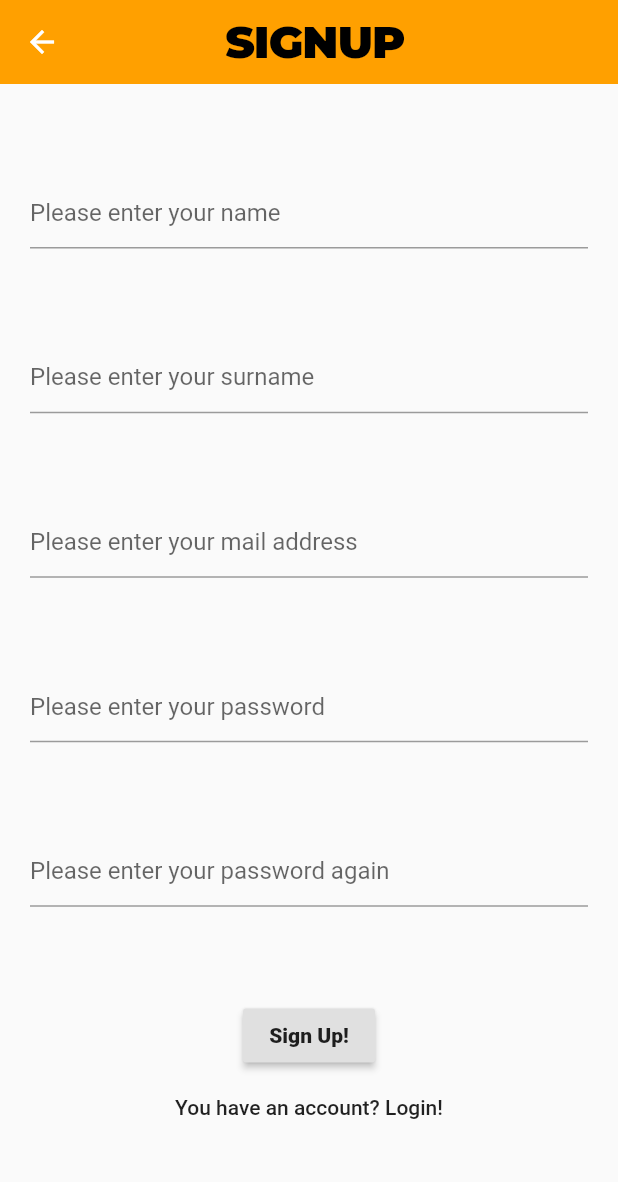
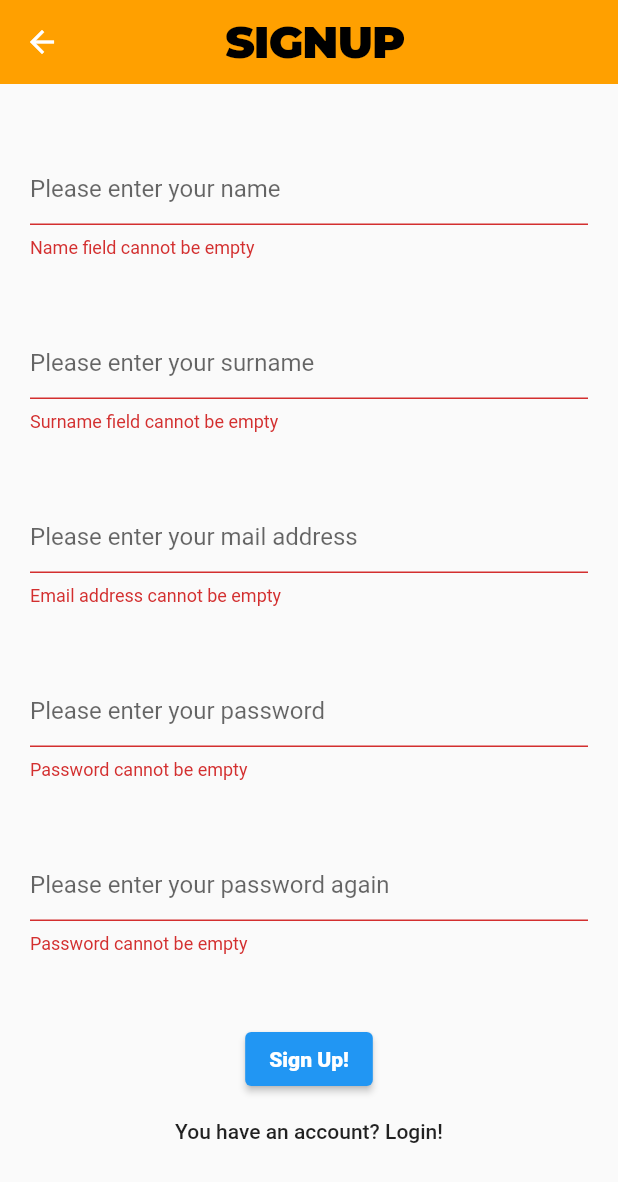
Before and after one commit to oytunkuday/campSU, a Flutter app: the SignUp screen opened by its route, after a tap on "Sign Up!", on a phone screen of 412 x 824 dp. Shown: the top 1182 px of the screen. Run offline on Flutter 3.47's test engine with Material 2 defaults, Android fonts, the light colour scheme and no system bars; our stand-ins replace email_validator, google_fonts, video_player; missing offline and left inert: dart:ffi; network calls fail.

Commit message:
Log.in ve sign.up sayfalarının rütuşları yapıldı

```diff
--- a/lib/routes/signup.dart
+++ b/lib/routes/signup.dart
@@ -1,8 +1,11 @@
+import 'package:email_validator/email_validator.dart';
 import 'package:flutter/material.dart';
 import 'package:campsu/utils/colors.dart';
 import 'package:campsu/utils/styles.dart';
 import 'package:campsu/utils/dimensions.dart';
 import 'package:campsu/pages/home_page.dart';
+
+import '../pages/root_app.dart';
 
 class SignUp extends StatefulWidget {
   @override
@@ -48,8 +51,9 @@ class _SignUpState extends State<SignUp> {
                   ),
                   hintText: "Please enter your name",
                 ),
-                validator: (String? value) {
-                  if (value!.isEmpty) {
+                validator: (value) {
+                  if (value != null && value.trim().isEmpty) {
+                    return "Name field cannot be empty";
                   } else {
                     return null;
                   }
@@ -65,8 +69,9 @@ class _SignUpState extends State<SignUp> {
                   ),
                   hintText: "Please enter your surname",
                 ),
-                validator: (String? value) {
-                  if (value!.isEmpty) {
+                validator: (value) {
+                  if (value != null && value.trim().isEmpty) {
+                    return "Surname field cannot be empty";
                   } else {
                     return null;
                   }
@@ -76,14 +81,18 @@ class _SignUpState extends State<SignUp> {
                 },
               ),
               TextFormField(
+                keyboardType: TextInputType.emailAddress,
                 decoration: const InputDecoration(
                   focusedBorder: OutlineInputBorder(
                     borderSide: BorderSide(),
                   ),
                   hintText: "Please enter your mail address",
                 ),
-                validator: (String? value) {
-                  if (value!.isEmpty) {
+                validator: (value) {
+                  if (value != null && value.trim().isEmpty) {
+                    return "Email address cannot be empty";
+                  } else if (!EmailValidator.validate(value!)) {
+                    return "please enter a valid email";
                   } else {
                     return null;
                   }
@@ -93,14 +102,18 @@ class _SignUpState extends State<SignUp> {
                 },
               ),
               TextFormField(
+                controller: _password,
+                obscureText: true,
+                keyboardType: TextInputType.visiblePassword,
                 decoration: const InputDecoration(
                   focusedBorder: OutlineInputBorder(
                     borderSide: BorderSide(),
                   ),
                   hintText: "Please enter your password",
                 ),
-                validator: (String? value) {
-                  if (value!.isEmpty) {
+                validator: (value) {
+                  if (value != null && value.trim().isEmpty) {
+                    return "Password cannot be empty";
                   } else {
                     return null;
                   }
@@ -108,6 +121,8 @@ class _SignUpState extends State<SignUp> {
                 onSaved: (value) {},
               ),
               TextFormField(
+                obscureText: true,
+                controller: _confirmpasword,
                 decoration: const InputDecoration(
                   focusedBorder: OutlineInputBorder(
                     borderSide: BorderSide(),
@@ -115,7 +130,10 @@ class _SignUpState extends State<SignUp> {
                   hintText: "Please enter your password again",
                 ),
                 validator: (String? value) {
-                  if (value!.isEmpty) {
+                  if (value != null && value.trim().isEmpty) {
+                    return "Password cannot be empty";
+                  } else if (value != _password.text) {
+                    return "Passwords do not match";
                   } else {
                     return null;
                   }
@@ -125,18 +143,13 @@ class _SignUpState extends State<SignUp> {
               Container(
                   child: Column(
                 children: [
-                  RaisedButton(
+                  ElevatedButton(
                     onPressed: () {
-                      if (_formkey.currentState!.validate()) {
-                        // buraya girerse eğer, serbest bir fonksiyon yaz içinde setState olsun
-                        // build fonksiyonunu tekrar çalıştırsın ama butonun altında yazı olsun
-                        // düzgün yazdıramadın diye
-
+                      if (!_formkey.currentState!.validate()) {
+                        return null;
                       } else {
-                        Navigator.push(
-                            context,
-                            MaterialPageRoute(
-                                builder: (context) => HomePage()));
+                        Navigator.push(context,
+                            MaterialPageRoute(builder: (context) => RootApp()));
                       }
                     },
                     child: Text(
```
Also changed, not shown: lib/routes/login.dart (+13 -15 lines).
